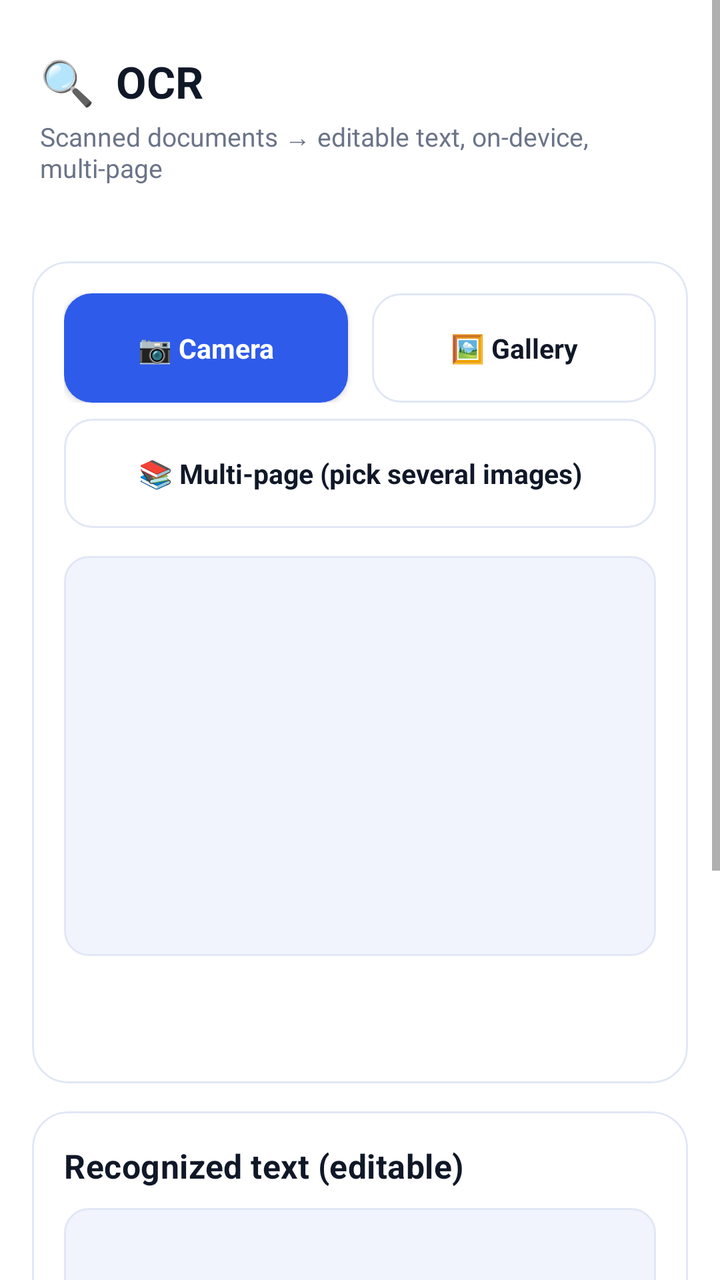
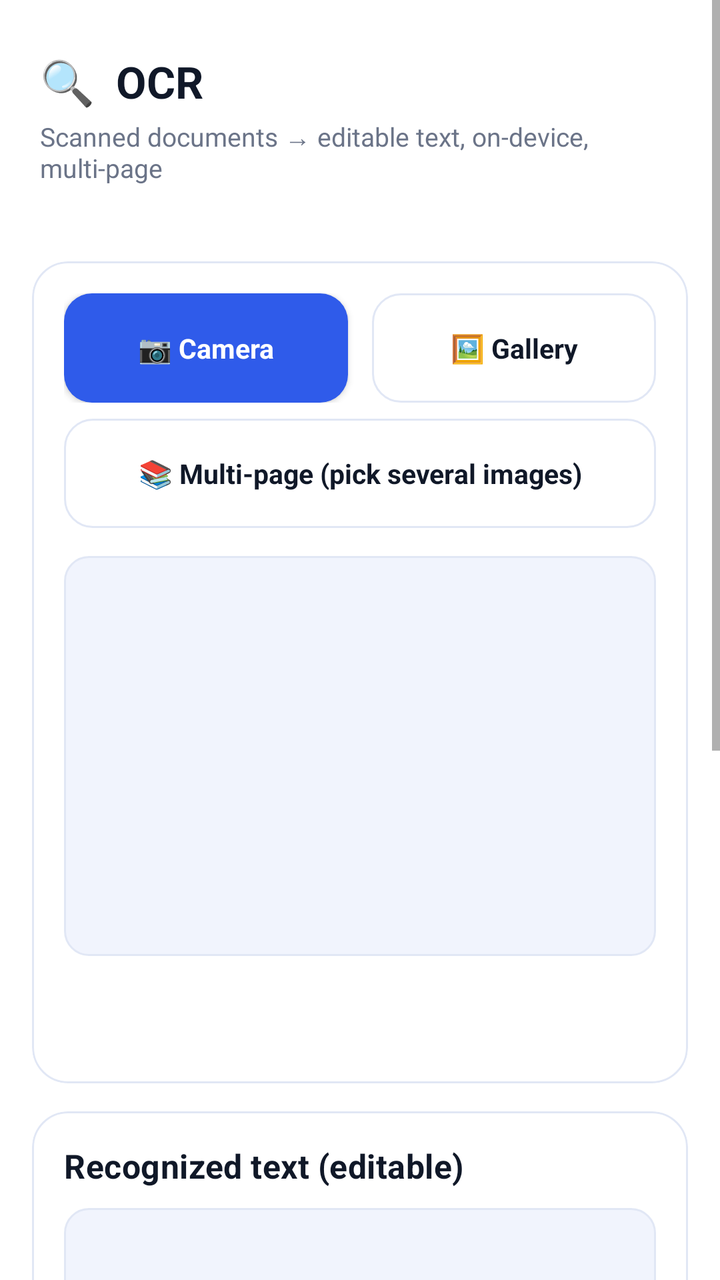

Two renders of the same Android screen: before a commit and after it. Below are the layout's source before the change and the commit's diff.
<!-- AndroidManifest.xml: application theme Theme.DataToolkit -->
<!-- res/layout/activity_ocr.xml -->
<?xml version="1.0" encoding="utf-8"?>
<ScrollView xmlns:android="http://schemas.android.com/apk/res/android"
    android:layout_width="match_parent"
    android:layout_height="match_parent"
    android:clipToPadding="false">

    <LinearLayout
        android:layout_width="match_parent"
        android:layout_height="wrap_content"
        android:orientation="vertical">

        <FrameLayout
            android:layout_width="match_parent"
            android:layout_height="wrap_content"
            android:background="@drawable/bg_header_flat"
            android:paddingStart="20dp" android:paddingEnd="20dp"
            android:paddingTop="26dp" android:paddingBottom="22dp">
            <LinearLayout android:layout_width="match_parent" android:layout_height="wrap_content" android:orientation="vertical">
                <TextView android:layout_width="wrap_content" android:layout_height="wrap_content"
                    android:text="🔍  OCR" android:textColor="@color/text_primary" android:textSize="22sp" android:textStyle="bold" />
                <TextView android:layout_width="wrap_content" android:layout_height="wrap_content" android:layout_marginTop="4dp"
                    android:text="Scanned documents → editable text, on-device, multi-page" android:textColor="@color/text_secondary" android:textSize="13sp" />
            </LinearLayout>
        </FrameLayout>

        <LinearLayout
            android:layout_width="match_parent"
            android:layout_height="wrap_content"
            android:orientation="vertical"
            android:padding="16dp">

            <com.google.android.material.card.MaterialCardView style="@style/Widget.App.Card" android:layout_width="match_parent" android:layout_height="wrap_content" android:layout_marginBottom="14dp">
                <LinearLayout android:layout_width="match_parent" android:layout_height="wrap_content" android:orientation="vertical">

                    <LinearLayout
                        android:layout_width="match_parent"
                        android:layout_height="wrap_content"
                        android:orientation="horizontal">

                        <com.google.android.material.button.MaterialButton
                            android:id="@+id/btnCamera"
                            style="@style/Widget.App.Button.Compact"
                            android:layout_width="0dp"
                            android:layout_height="wrap_content"
                            android:layout_weight="1"
                            android:layout_marginEnd="6dp"
                            android:text="📷 Camera" />

                        <com.google.android.material.button.MaterialButton
                            android:id="@+id/btnGallery"
                            style="@style/Widget.App.Button.Compact.Outlined"
                            android:layout_width="0dp"
                            android:layout_height="wrap_content"
                            android:layout_weight="1"
                            android:layout_marginStart="6dp"
                            android:text="🖼 Gallery" />
                    </LinearLayout>

                    <com.google.android.material.button.MaterialButton
                        android:id="@+id/btnMultiPage"
                        style="@style/Widget.App.Button.Compact.Outlined"
                        android:layout_width="match_parent"
                        android:layout_height="wrap_content"
                        android:layout_marginTop="8dp"
                        android:text="📚 Multi-page (pick several images)" />

                    <ImageView
                        android:id="@+id/ivPreview"
                        android:layout_width="match_parent"
                        android:layout_height="200dp"
                        android:layout_marginTop="14dp"
                        android:background="@drawable/bg_input_field"
                        android:scaleType="centerInside" />

                    <ProgressBar
                        android:id="@+id/progressBar"
                        style="?android:attr/progressBarStyleHorizontal"
                        android:layout_width="match_parent"
                        android:layout_height="wrap_content"
                        android:layout_marginTop="12dp"
                        android:progressTint="@color/primary"
                        android:max="100"
                        android:visibility="gone" />

                    <TextView
                        android:id="@+id/tvStatus"
                        android:layout_width="match_parent"
                        android:layout_height="wrap_content"
                        android:layout_marginTop="10dp"
                        android:textColor="@color/text_secondary"
                        android:textSize="12.5sp" />

                    <TextView
                        android:id="@+id/tvSummary"
                        android:layout_width="match_parent"
                        android:layout_height="wrap_content"
                        android:layout_marginTop="4dp"
                        android:textColor="@color/text_secondary"
                        android:textSize="12sp"
                        android:textStyle="italic" />
                </LinearLayout>
            </com.google.android.material.card.MaterialCardView>

            <com.google.android.material.card.MaterialCardView style="@style/Widget.App.Card" android:layout_width="match_parent" android:layout_height="wrap_content">
                <LinearLayout android:layout_width="match_parent" android:layout_height="wrap_content" android:orientation="vertical">
                    <TextView
                        android:layout_width="wrap_content"
                        android:layout_height="wrap_content"
                        android:text="Recognized text (editable)"
                        android:textAppearance="@style/TextAppearance.App.SectionTitle" />

                    <EditText
                        android:id="@+id/etResult"
                        android:layout_width="match_parent"
                        android:layout_height="190dp"
                        android:layout_marginTop="10dp"
                        android:background="@drawable/bg_input_field_focused"
                        android:gravity="top|start"
                        android:textSize="13.5sp"
                        android:inputType="textMultiLine" />

                    <TextView
                        android:layout_width="wrap_content"
                        android:layout_height="wrap_content"
                        android:layout_marginTop="14dp"
                        android:text="Export as"
                        android:textAppearance="@style/TextAppearance.App.SectionTitle" />

                    <LinearLayout
                        android:layout_width="match_parent"
                        android:layout_height="wrap_content"
                        android:layout_marginTop="8dp"
                        android:orientation="horizontal">

                        <com.google.android.material.button.MaterialButton
                            android:id="@+id/btnSaveText"
                            style="@style/Widget.App.Button.Compact.Outlined"
                            android:layout_width="0dp" android:layout_height="wrap_content" android:layout_weight="1"
                            android:layout_marginEnd="4dp" android:enabled="false"
                            android:text="TXT" />

                        <com.google.android.material.button.MaterialButton
                            android:id="@+id/btnSavePdf"
                            style="@style/Widget.App.Button.Compact.Outlined"
                            android:layout_width="0dp" android:layout_height="wrap_content" android:layout_weight="1"
                            android:layout_marginStart="4dp" android:layout_marginEnd="4dp" android:enabled="false"
                            android:text="PDF" />

                        <com.google.android.material.button.MaterialButton
                            android:id="@+id/btnSaveDocx"
                            style="@style/Widget.App.Button.Compact.Outlined"
                            android:layout_width="0dp" android:layout_height="wrap_content" android:layout_weight="1"
                            android:layout_marginStart="4dp" android:layout_marginEnd="4dp" android:enabled="false"
                            android:text="DOCX" />

                        <com.google.android.material.button.MaterialButton
                            android:id="@+id/btnSaveXlsx"
                            style="@style/Widget.App.Button.Compact.Outlined"
                            android:layout_width="0dp" android:layout_height="wrap_content" android:layout_weight="1"
                            android:layout_marginStart="4dp" android:enabled="false"
                            android:text="XLSX" />
                    </LinearLayout>
                </LinearLayout>
            </com.google.android.material.card.MaterialCardView>

        </LinearLayout>
    </LinearLayout>
</ScrollView>
<!-- resources referenced by this layout -->
<resources>
  <color name="primary">#2F5BEA</color>
  <color name="text_primary">#101828</color>
  <color name="text_secondary">#6B7488</color>
  <!-- drawable bg_header_flat (drawable) -->
  <?xml version="1.0" encoding="utf-8"?>
  <shape xmlns:android="http://schemas.android.com/apk/res/android" android:shape="rectangle">
      <solid android:color="@color/background_alt" />
      <corners android:bottomLeftRadius="24dp" android:bottomRightRadius="24dp" />
  </shape>
  <!-- drawable bg_input_field (drawable) -->
  <?xml version="1.0" encoding="utf-8"?>
  <shape xmlns:android="http://schemas.android.com/apk/res/android" android:shape="rectangle">
      <solid android:color="@color/groove_bg" />
      <stroke android:width="1dp" android:color="@color/stroke" />
      <corners android:radius="12dp" />
      <padding android:left="12dp" android:top="12dp" android:right="12dp" android:bottom="12dp" />
  </shape>
  <style name="TextAppearance.App.SectionTitle" parent="TextAppearance.MaterialComponents.Subtitle1">
          <item name="android:textColor">@color/text_primary</item>
          <item name="android:fontFamily">sans-serif-medium</item>
          <item name="android:textStyle">bold</item>
          <item name="android:letterSpacing">0.01</item>
          <item name="android:textSize">16.5sp</item>
      </style>
  <style name="Widget.App.Button.Compact" parent="Widget.App.Button.Primary">
          <item name="android:textSize">13.5sp</item>
          <item name="android:paddingTop">12dp</item>
          <item name="android:paddingBottom">12dp</item>
          <item name="cornerRadius">10dp</item>
      </style>
  <style name="Widget.App.Button.Compact.Outlined" parent="Widget.App.Button.Outlined">
          <item name="android:textSize">13.5sp</item>
          <item name="android:paddingTop">12dp</item>
          <item name="android:paddingBottom">12dp</item>
          <item name="cornerRadius">10dp</item>
      </style>
  <style name="Widget.App.Card" parent="Widget.MaterialComponents.CardView">
          <item name="cardCornerRadius">18dp</item>
          <item name="cardElevation">0dp</item>
          <item name="cardBackgroundColor">@color/surface</item>
          <item name="strokeColor">@color/stroke</item>
          <item name="strokeWidth">1dp</item>
          <item name="contentPadding">16dp</item>
          <item name="rippleColor">@color/icon_chip_bg</item>
      </style>
  <color name="background_alt">#FFFFFF</color>
  <color name="groove_bg">#F1F4FD</color>
  <color name="stroke">#E1E7F5</color>
  <color name="surface">#FFFFFF</color>
  <color name="icon_chip_bg">#E8EEFF</color>
  <color name="primary_dark">#1E43C4</color>
  <color name="secondary">#6C5CE7</color>
  <color name="accent">#F5A524</color>
  <color name="white">#FFFFFF</color>
  <!-- drawable bg_app_gradient (drawable) -->
  <?xml version="1.0" encoding="utf-8"?>
  <layer-list xmlns:android="http://schemas.android.com/apk/res/android">
      <item>
          <shape android:shape="rectangle">
              <gradient android:type="linear" android:angle="90"
                  android:startColor="@color/background_alt" android:endColor="@color/background" />
          </shape>
      </item>
  </layer-list>
  <color name="background">#FFFFFF</color>
  <style name="Widget.App.ProgressBar.Horizontal" parent="Widget.AppCompat.ProgressBar.Horizontal">
          <item name="android:progressDrawable">@drawable/progress_bevel_horizontal</item>
          <item name="android:indeterminateTint">@color/primary</item>
          <item name="android:minHeight">10dp</item>
          <item name="android:maxHeight">10dp</item>
      </style>
  <color name="text_on_primary">#FFFFFF</color>
  <color name="ripple_on_primary">#30FFFFFF</color>
  <color name="primary_light">#8FB0FF</color>
  <!-- unchanged entries left out for length: 7 -->
</resources>

<!-- the commit's change to res/layout/activity_ocr.xml (unified diff, before → after) -->
@@ -112,10 +112,14 @@
                     <EditText
                         android:id="@+id/etResult"
                         android:layout_width="match_parent"
-                        android:layout_height="190dp"
+                        android:layout_height="340dp"
                         android:layout_marginTop="10dp"
                         android:background="@drawable/bg_input_field_focused"
                         android:gravity="top|start"
+                        android:scrollbars="vertical"
+                        android:overScrollMode="always"
+                        android:scrollbarStyle="insideInset"
+                        android:fadeScrollbars="false"
                         android:textSize="13.5sp"
                         android:inputType="textMultiLine" />
 
